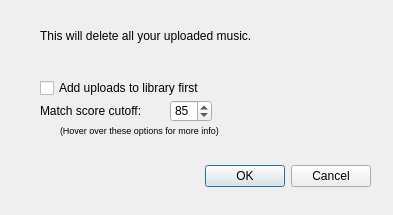
The window that gui/src/main/resources/delete_uploads_dialog.ui (apastel/ytmusic-deleter) describes before a commit, drawn with Qt 5.
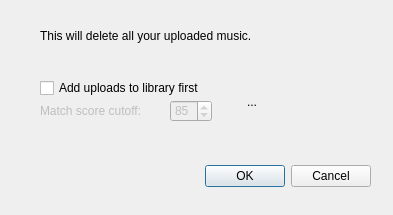
The same window after the commit.

Diff of the .ui file:
```diff
--- a/gui/src/main/resources/delete_uploads_dialog.ui
+++ b/gui/src/main/resources/delete_uploads_dialog.ui
@@ -47,7 +47,7 @@
     <rect>
      <x>40</x>
      <y>80</y>
-     <width>261</width>
+     <width>201</width>
      <height>16</height>
     </rect>
    </property>
@@ -59,6 +59,9 @@
    </property>
   </widget>
   <widget class="QLabel" name="scoreCutoffLabel">
+   <property name="enabled">
+    <bool>false</bool>
+   </property>
    <property name="geometry">
     <rect>
      <x>40</x>
@@ -75,6 +78,9 @@
    </property>
   </widget>
   <widget class="QSpinBox" name="scoreCutoffInput">
+   <property name="enabled">
+    <bool>false</bool>
+   </property>
    <property name="geometry">
     <rect>
      <x>170</x>
@@ -93,22 +99,20 @@
     <number>85</number>
    </property>
   </widget>
-  <widget class="QLabel" name="hoverOverLabel">
+  <widget class="QToolButton" name="infoButton">
    <property name="geometry">
     <rect>
-     <x>60</x>
-     <y>120</y>
-     <width>261</width>
-     <height>20</height>
+     <x>240</x>
+     <y>90</y>
+     <width>24</width>
+     <height>24</height>
     </rect>
    </property>
-   <property name="font">
-    <font>
-     <pointsize>7</pointsize>
-    </font>
-   </property>
    <property name="text">
-    <string>(Hover over these options for more info)</string>
+    <string>...</string>
+   </property>
+   <property name="autoRaise">
+    <bool>true</bool>
    </property>
   </widget>
  </widget>
```
Left out of the diff: 8 changed lines with no effect on the pictures.
